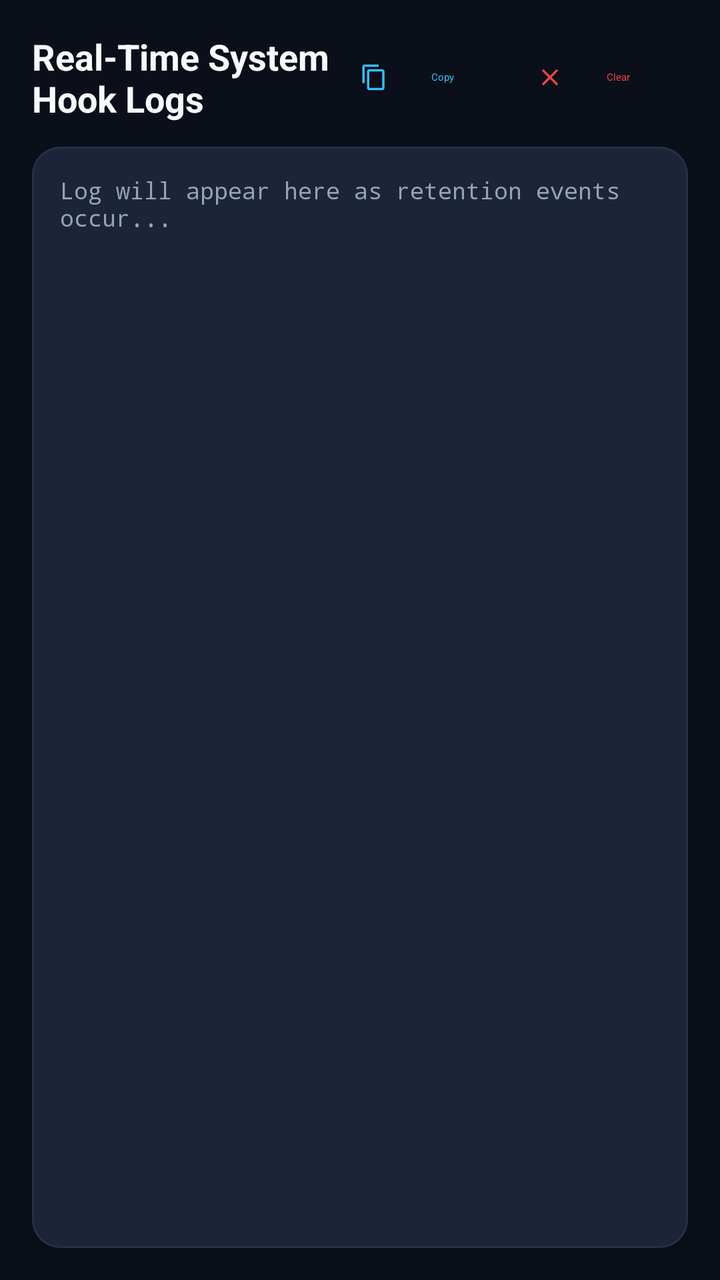
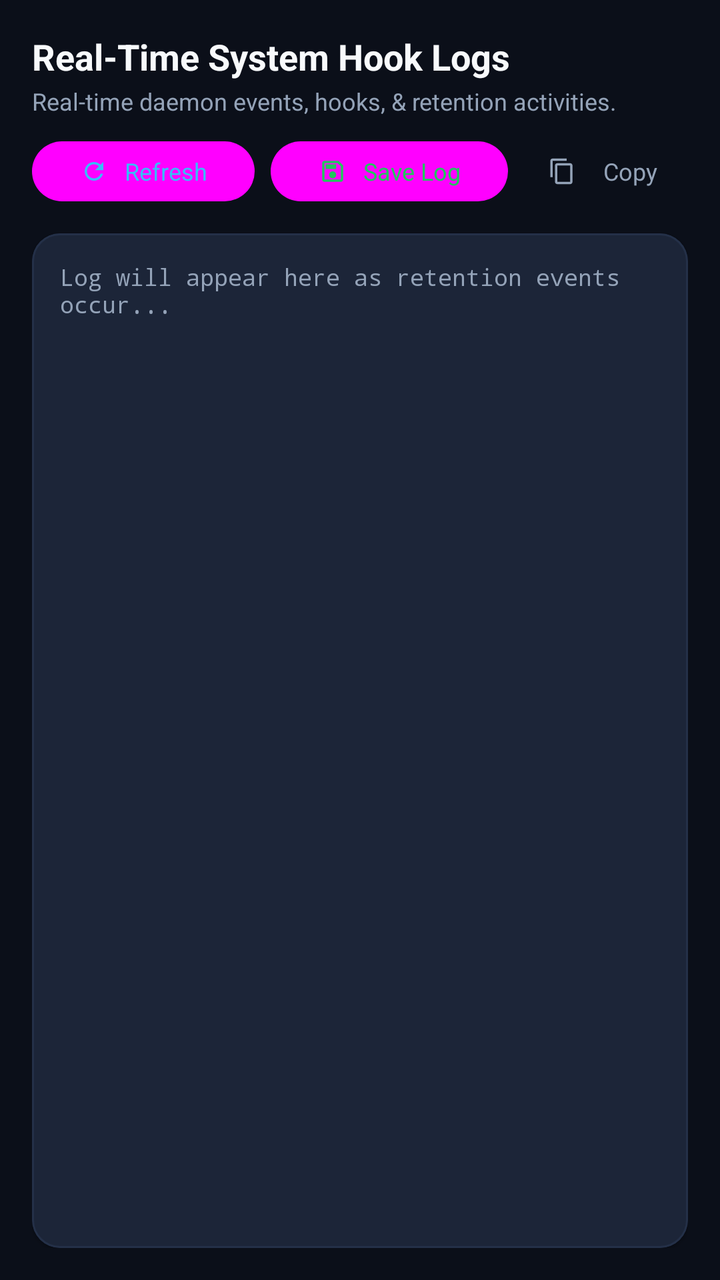

The first picture is an Android layout as it rendered before a commit; the second is the same layout after the commit. The layout source and the unified diff follow.
<!-- AndroidManifest.xml: fallback theme Theme.MaterialComponents.DayNight.NoActionBar -->
<!-- res/layout/page_logs.xml -->
<?xml version="1.0" encoding="utf-8"?>
<LinearLayout xmlns:android="http://schemas.android.com/apk/res/android"
    xmlns:app="http://schemas.android.com/apk/res-auto"
    android:layout_width="match_parent"
    android:layout_height="match_parent"
    android:orientation="vertical"
    android:background="@color/bg_dark"
    android:padding="16dp">

    
    <LinearLayout
        android:layout_width="match_parent"
        android:layout_height="wrap_content"
        android:orientation="horizontal"
        android:gravity="center_vertical"
        android:layout_marginBottom="12dp">

        <TextView
            android:layout_width="0dp"
            android:layout_height="wrap_content"
            android:layout_weight="1"
            android:text="@string/title_logs_header"
            android:textColor="@color/text_title"
            android:textSize="18sp"
            android:textStyle="bold" />

        <com.google.android.material.button.MaterialButton
            android:id="@+id/btnCopyLog"
            style="@style/Widget.Material3.Button.TextButton"
            android:layout_width="wrap_content"
            android:layout_height="36dp"
            android:text="@string/btn_copy_log"
            android:textColor="@color/primary_accent"
            app:icon="@drawable/ic_copy"
            app:iconSize="14dp"
            app:iconTint="@color/primary_accent" />

        <com.google.android.material.button.MaterialButton
            android:id="@+id/btnClearLog"
            style="@style/Widget.Material3.Button.TextButton"
            android:layout_width="wrap_content"
            android:layout_height="36dp"
            android:text="@string/btn_clear_log"
            android:textColor="@color/accent_red"
            app:icon="@drawable/ic_kill"
            app:iconSize="14dp"
            app:iconTint="@color/accent_red" />
    </LinearLayout>

    
    <com.google.android.material.card.MaterialCardView
        android:layout_width="match_parent"
        android:layout_height="0dp"
        android:layout_weight="1"
        app:cardBackgroundColor="@color/card_dark"
        app:strokeColor="@color/card_stroke"
        app:strokeWidth="1dp"
        app:cardCornerRadius="14dp">

        <ScrollView
            android:layout_width="match_parent"
            android:layout_height="match_parent"
            android:fillViewport="true">

            <TextView
                android:id="@+id/tvLogContent"
                android:layout_width="match_parent"
                android:layout_height="wrap_content"
                android:background="@color/card_inner"
                android:padding="14dp"
                android:fontFamily="monospace"
                android:text="@string/placeholder_log"
                android:textColor="@color/text_body"
                android:textSize="11.5sp"
                android:textIsSelectable="true" />
        </ScrollView>
    </com.google.android.material.card.MaterialCardView>
</LinearLayout>
<!-- resources referenced by this layout -->
<resources>
  <color name="accent_red">#EF4444</color>
  <color name="bg_dark">#0B0F19</color>
  <color name="card_dark">#151C2C</color>
  <color name="card_inner">#1C2538</color>
  <color name="card_stroke">#243048</color>
  <color name="primary_accent">#38BDF8</color>
  <color name="text_body">#94A3B8</color>
  <color name="text_title">#F8FAFC</color>
  <!-- drawable ic_copy (drawable) -->
  <?xml version="1.0" encoding="utf-8"?>
  <vector xmlns:android="http://schemas.android.com/apk/res/android"
      android:width="18dp"
      android:height="18dp"
      android:viewportWidth="24"
      android:viewportHeight="24">
      <path
          android:fillColor="@color/text_body"
          android:pathData="M16,1H4C2.9,1 2,1.9 2,3v14h2V3h12V1zm3,4H8C6.9,5 6,5.9 6,7v14c0,1.1 0.9,2 2,2h11c1.1,0 2,-0.9 2,-2V7c0,-1.1 -0.9,-2 -2,-2zm0,16H8V7h11v14z"/>
  </vector>
  <!-- drawable ic_kill (drawable) -->
  <?xml version="1.0" encoding="utf-8"?>
  <vector xmlns:android="http://schemas.android.com/apk/res/android"
      android:width="24dp"
      android:height="24dp"
      android:viewportWidth="24"
      android:viewportHeight="24">
      <path
          android:fillColor="@color/accent_red"
          android:pathData="M19,6.41L17.59,5 12,10.59 6.41,5 5,6.41 10.59,12 5,17.59 6.41,19 12,13.41 17.59,19 19,17.59 13.41,12z" />
  </vector>
  <string name="btn_clear_log">Clear</string>
  <string name="btn_copy_log">Copy</string>
  <string name="placeholder_log">Log will appear here as retention events occur...</string>
  <string name="title_logs_header">Real-Time System Hook Logs</string>
</resources>

<!-- the commit's change to res/layout/page_logs.xml (unified diff, before → after) -->
@@ -11,41 +11,91 @@
     <LinearLayout
         android:layout_width="match_parent"
         android:layout_height="wrap_content"
-        android:orientation="horizontal"
-        android:gravity="center_vertical"
-        android:layout_marginBottom="12dp">
+        android:orientation="vertical"
+        android:layout_marginBottom="8dp">
 
         <TextView
-            android:layout_width="0dp"
+            android:layout_width="wrap_content"
             android:layout_height="wrap_content"
-            android:layout_weight="1"
             android:text="@string/title_logs_header"
             android:textColor="@color/text_title"
             android:textSize="18sp"
             android:textStyle="bold" />
 
-        <com.google.android.material.button.MaterialButton
-            android:id="@+id/btnCopyLog"
-            style="@style/Widget.Material3.Button.TextButton"
+        <TextView
             android:layout_width="wrap_content"
-            android:layout_height="36dp"
-            android:text="@string/btn_copy_log"
-            android:textColor="@color/primary_accent"
-            app:icon="@drawable/ic_copy"
-            app:iconSize="14dp"
-            app:iconTint="@color/primary_accent" />
+            android:layout_height="wrap_content"
+            android:layout_marginTop="2dp"
+            android:text="@string/desc_logs_header"
+            android:textColor="@color/text_body"
+            android:textSize="12sp" />
+    </LinearLayout>
 
-        <com.google.android.material.button.MaterialButton
-            android:id="@+id/btnClearLog"
-            style="@style/Widget.Material3.Button.TextButton"
+    
+    <HorizontalScrollView
+        android:layout_width="match_parent"
+        android:layout_height="wrap_content"
+        android:scrollbars="none"
+        android:layout_marginBottom="12dp">
+
+        <LinearLayout
             android:layout_width="wrap_content"
-            android:layout_height="36dp"
-            android:text="@string/btn_clear_log"
-            android:textColor="@color/accent_red"
-            app:icon="@drawable/ic_kill"
-            app:iconSize="14dp"
-            app:iconTint="@color/accent_red" />
-    </LinearLayout>
+            android:layout_height="wrap_content"
+            android:orientation="horizontal"
+            android:gravity="center_vertical">
+
+            <com.google.android.material.button.MaterialButton
+                android:id="@+id/btnRefreshLog"
+                style="@style/Widget.Material3.Button.TonalButton"
+                android:layout_width="wrap_content"
+                android:layout_height="38dp"
+                android:layout_marginEnd="8dp"
+                android:text="@string/btn_refresh_log"
+                android:textColor="@color/primary_accent"
+                android:textSize="12sp"
+                app:icon="@drawable/ic_refresh"
+                app:iconSize="14dp"
+                app:iconTint="@color/primary_accent" />
+
+            <com.google.android.material.button.MaterialButton
+                android:id="@+id/btnSaveLog"
+                style="@style/Widget.Material3.Button.TonalButton"
+                android:layout_width="wrap_content"
+                android:layout_height="38dp"
+                android:layout_marginEnd="8dp"
+                android:text="@string/btn_save_log"
+                android:textColor="@color/accent_green"
+                android:textSize="12sp"
+                app:icon="@drawable/ic_save"
+                app:iconSize="14dp"
+                app:iconTint="@color/accent_green" />
+
+            <com.google.android.material.button.MaterialButton
+                android:id="@+id/btnCopyLog"
+                style="@style/Widget.Material3.Button.TextButton"
+                android:layout_width="wrap_content"
+                android:layout_height="38dp"
+                android:layout_marginEnd="8dp"
+                android:text="@string/btn_copy_log"
+                android:textColor="@color/text_body"
+                android:textSize="12sp"
+                app:icon="@drawable/ic_copy"
+                app:iconSize="14dp"
+                app:iconTint="@color/text_body" />
+
+            <com.google.android.material.button.MaterialButton
+                android:id="@+id/btnClearLog"
+                style="@style/Widget.Material3.Button.TextButton"
+                android:layout_width="wrap_content"
+                android:layout_height="38dp"
+                android:text="@string/btn_clear_log"
+                android:textColor="@color/accent_red"
+                android:textSize="12sp"
+                app:icon="@drawable/ic_kill"
+                app:iconSize="14dp"
+                app:iconTint="@color/accent_red" />
+        </LinearLayout>
+    </HorizontalScrollView>
 
     
     <com.google.android.material.card.MaterialCardView
@@ -58,6 +108,7 @@
         app:cardCornerRadius="14dp">
 
         <ScrollView
+            android:id="@+id/scrollLogContent"
             android:layout_width="match_parent"
             android:layout_height="match_parent"
             android:fillViewport="true">
<!-- resource entries referenced after the edit -->
@@ -1,5 +1,6 @@
 <!-- resources referenced by this layout -->
 <resources>
+  <color name="accent_green">#22C55E</color>
   <color name="accent_red">#EF4444</color>
   <color name="bg_dark">#0B0F19</color>
   <color name="card_dark">#151C2C</color>
@@ -30,8 +31,33 @@
           android:fillColor="@color/accent_red"
           android:pathData="M19,6.41L17.59,5 12,10.59 6.41,5 5,6.41 10.59,12 5,17.59 6.41,19 12,13.41 17.59,19 19,17.59 13.41,12z" />
   </vector>
+  <!-- drawable ic_refresh (drawable) -->
+  <?xml version="1.0" encoding="utf-8"?>
+  <vector xmlns:android="http://schemas.android.com/apk/res/android"
+      android:width="18dp"
+      android:height="18dp"
+      android:viewportWidth="24"
+      android:viewportHeight="24">
+      <path
+          android:fillColor="@color/text_body"
+          android:pathData="M17.65,6.35C16.2,4.9 14.21,4 12,4c-4.42,0 -7.99,3.58 -7.99,8s3.57,8 7.99,8c3.73,0 6.84,-2.55 7.73,-6h-2.08c-0.82,2.33 -3.04,4 -5.65,4 -3.31,0 -6,-2.69 -6,-6s2.69,-6 6,-6c1.66,0 3.14,0.69 4.22,1.78L13,11h7V4l-2.35,2.35z"/>
+  </vector>
+  <!-- drawable ic_save (drawable) -->
+  <?xml version="1.0" encoding="utf-8"?>
+  <vector xmlns:android="http://schemas.android.com/apk/res/android"
+      android:width="18dp"
+      android:height="18dp"
+      android:viewportWidth="24"
+      android:viewportHeight="24">
+      <path
+          android:fillColor="@color/text_body"
+          android:pathData="M17,3H5c-1.11,0 -2,0.9 -2,2v14c0,1.1 0.89,2 2,2h14c1.1,0 2,-0.9 2,-2V7l-4,-4zm2,16H5V5h11.17L19,7.83V19zm-7,-7c-1.66,0 -3,1.34 -3,3s1.34,3 3,3 3,-1.34 3,-3 -1.34,-3 -3,-3zM6,6h9v4H6z"/>
+  </vector>
   <string name="btn_clear_log">Clear</string>
   <string name="btn_copy_log">Copy</string>
+  <string name="btn_refresh_log">Refresh</string>
+  <string name="btn_save_log">Save Log</string>
+  <string name="desc_logs_header">Real-time daemon events, hooks, &amp; retention activities.</string>
   <string name="placeholder_log">Log will appear here as retention events occur...</string>
   <string name="title_logs_header">Real-Time System Hook Logs</string>
 </resources>
